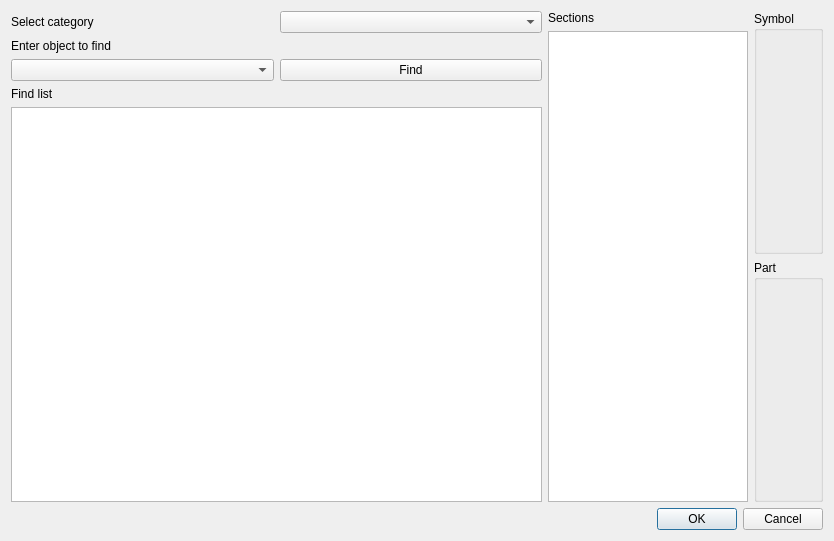
Before: the Qt Designer form windows/SdDGetObject.ui in usiksan/SaliCAD, drawn with Qt 5.
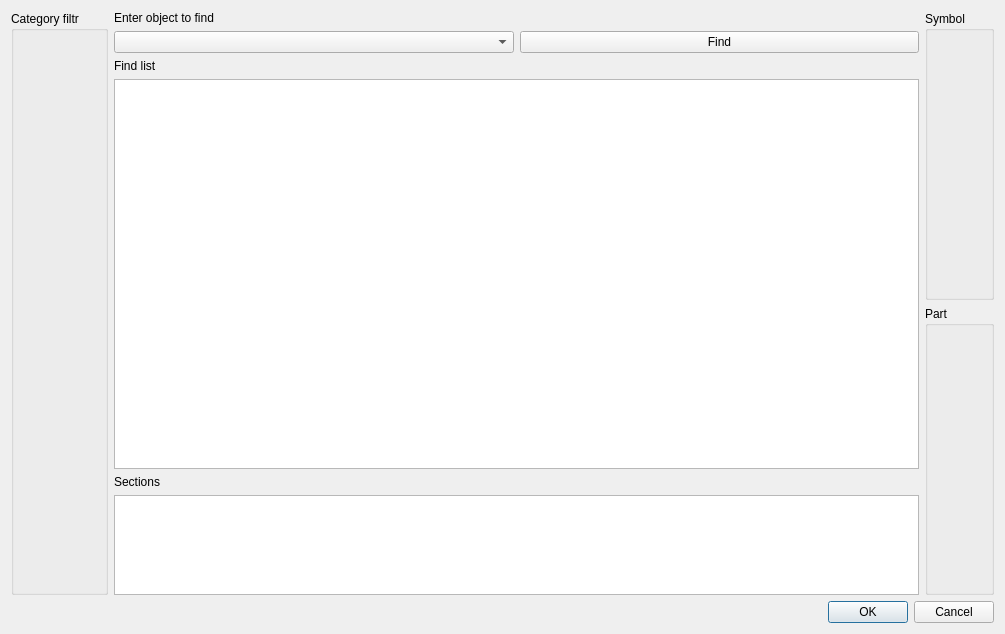
After: the same form once the commit is applied.

Commit message: Continue with category tree and item selection dialog. In category tree append path field. It contains full category path from root. This decision allow select all elements in child category for selected parent category.

```diff
--- a/windows/SdDGetObject.ui
+++ b/windows/SdDGetObject.ui
@@ -6,32 +6,25 @@
    <rect>
     <x>0</x>
     <y>0</y>
-    <width>834</width>
-    <height>541</height>
+    <width>1005</width>
+    <height>634</height>
    </rect>
   </property>
   <property name="windowTitle">
    <string>Dialog</string>
   </property>
-  <layout class="QVBoxLayout" name="verticalLayout_4">
-   <item>
-    <layout class="QHBoxLayout" name="horizontalLayout_3">
-     <item>
-      <layout class="QVBoxLayout" name="verticalLayout_2">
+  <layout class="QVBoxLayout" name="verticalLayout_3">
        <item>
         <layout class="QHBoxLayout" name="horizontalLayout">
          <item>
-          <widget class="QLabel" name="label_3">
-           <property name="text">
-            <string>Select category</string>
+      <widget class="QGroupBox" name="mCategoryBox">
+       <property name="title">
+        <string>Category filtr</string>
            </property>
           </widget>
          </item>
          <item>
-          <widget class="QComboBox" name="mCategory"/>
-         </item>
-        </layout>
-       </item>
+      <layout class="QVBoxLayout" name="verticalLayout_2">
        <item>
         <widget class="QLabel" name="label">
          <property name="text">
@@ -63,10 +56,6 @@
        <item>
         <widget class="QTableView" name="mFindTable"/>
        </item>
-      </layout>
-     </item>
-     <item>
-      <layout class="QVBoxLayout" name="verticalLayout_3">
        <item>
         <widget class="QLabel" name="label_4">
          <property name="maximumSize">
@@ -84,8 +73,8 @@
         <widget class="QListWidget" name="mSections">
          <property name="maximumSize">
           <size>
-           <width>200</width>
-           <height>16777215</height>
+           <width>16777215</width>
+           <height>100</height>
           </size>
          </property>
         </widget>
```
Lines whose indentation alone changed are shown as unchanged. The commit also changes 13 other files.
